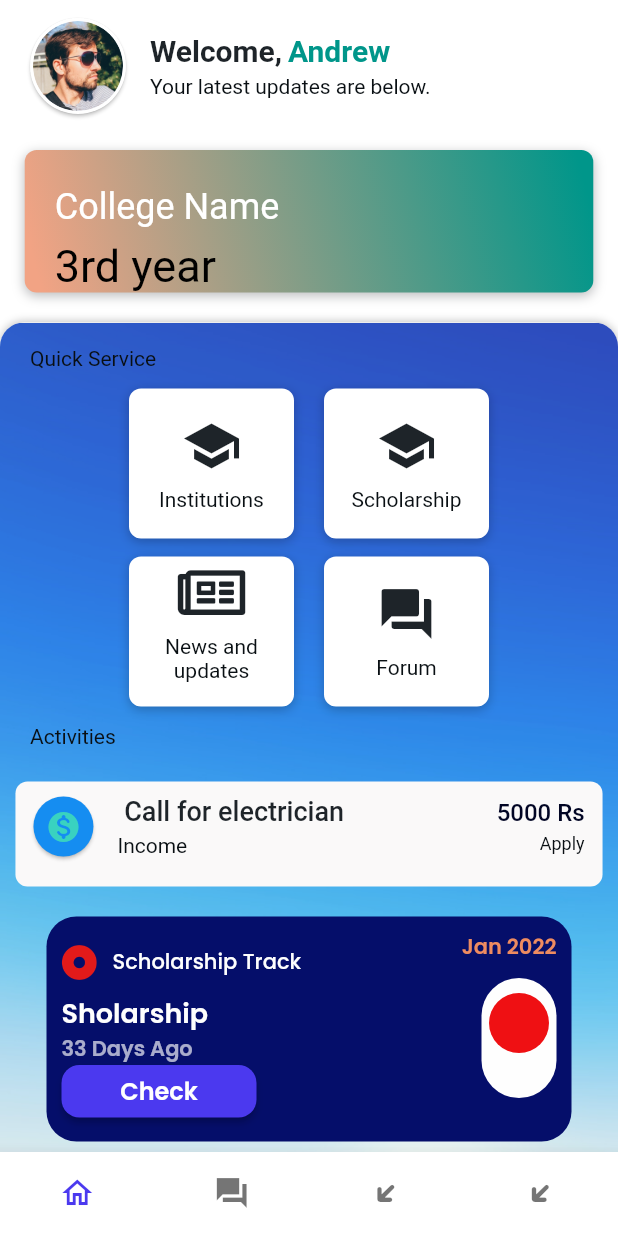
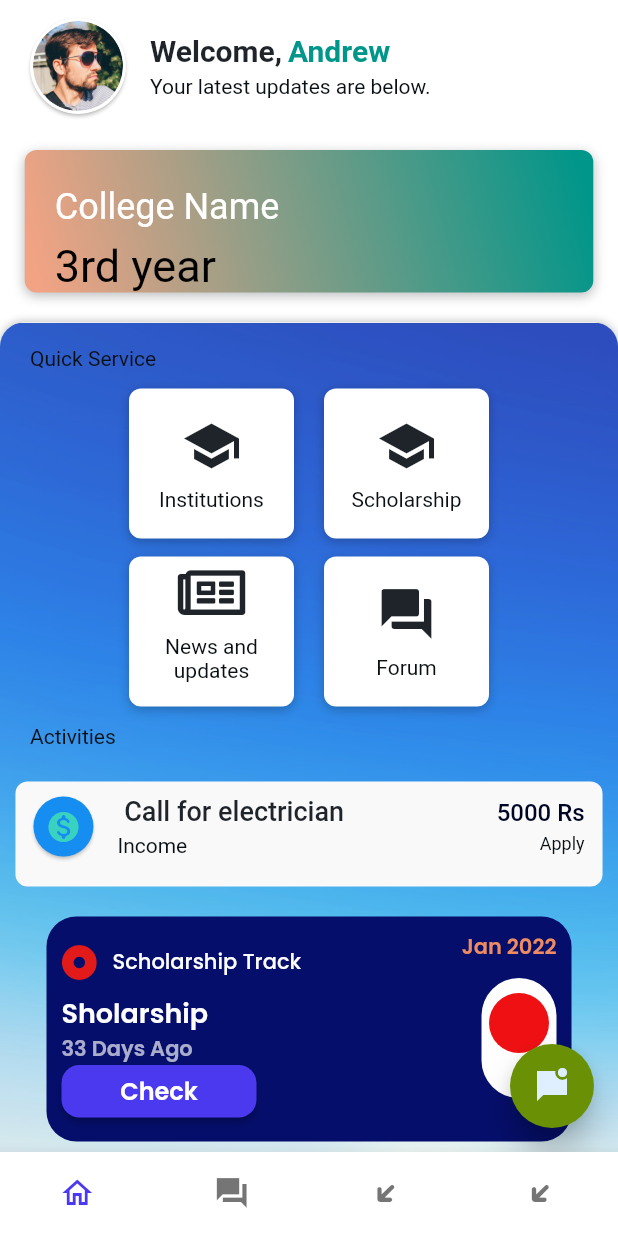
Before and after one commit to dhruvja/sih, a Flutter app: the screen it shows after launch, on a phone screen of 412 x 824 dp. Run offline on Flutter 3.47's test engine with Material 2 defaults, Android fonts, the phone set to English and light mode, and no system bars; drawn by our look-alikes of auto_size_text; our stand-ins replace easy_debounce, flutter_svg, font_awesome_flutter, google_fonts, page_transition, smooth_page_indicator and 1 more; missing offline and left inert: json_path, webviewx; Roboto replaces fonts that are missing (Lexend Deca); statements that could not run were skipped.

Commit message:
Updating to latest FlutterFlow output.

```diff
--- a/lib/home_page/home_page_widget.dart
+++ b/lib/home_page/home_page_widget.dart
@@ -24,6 +24,18 @@ class _HomePageWidgetState extends State<HomePageWidget> {
     return Scaffold(
       key: scaffoldKey,
       backgroundColor: FlutterFlowTheme.of(context).primaryBackground,
+      floatingActionButton: FloatingActionButton(
+        onPressed: () {
+          print('FloatingActionButton pressed ...');
+        },
+        backgroundColor: Color(0xFF6A9106),
+        elevation: 8,
+        child: Icon(
+          Icons.mark_chat_unread_sharp,
+          color: Color(0xFFDFEFFF),
+          size: 24,
+        ),
+      ),
       body: SafeArea(
         child: GestureDetector(
           onTap: () => FocusScope.of(context).unfocus(),
```
Also changed, not shown: lib/college_info/college_info_widget.dart (+12 -0 lines).
